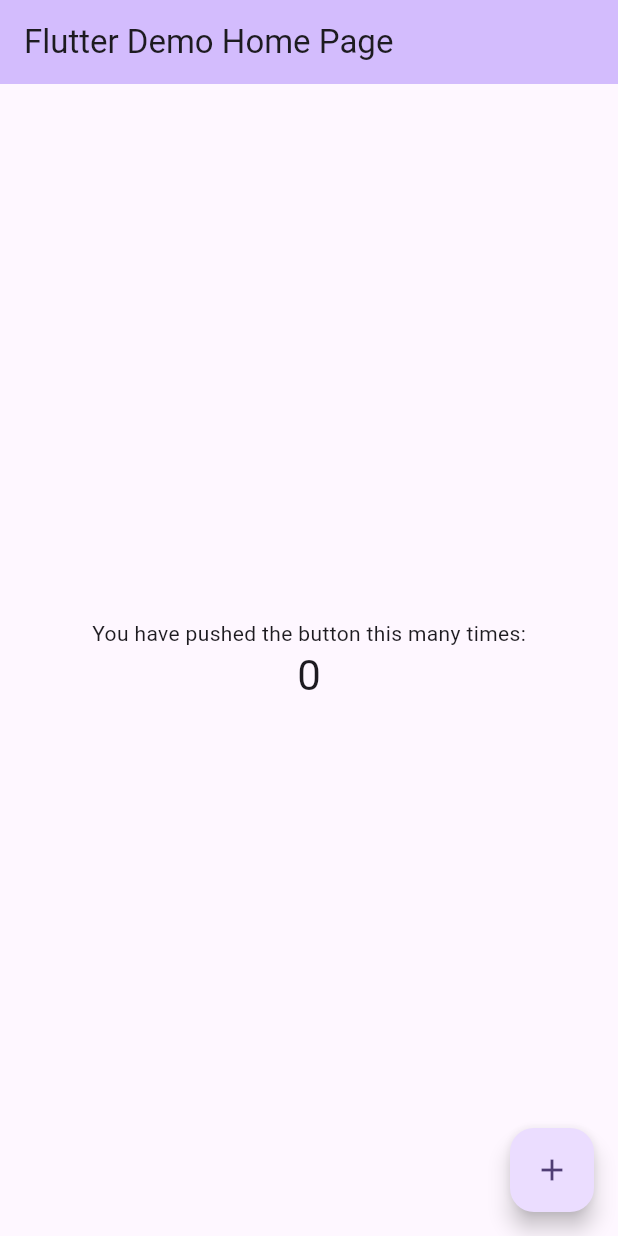
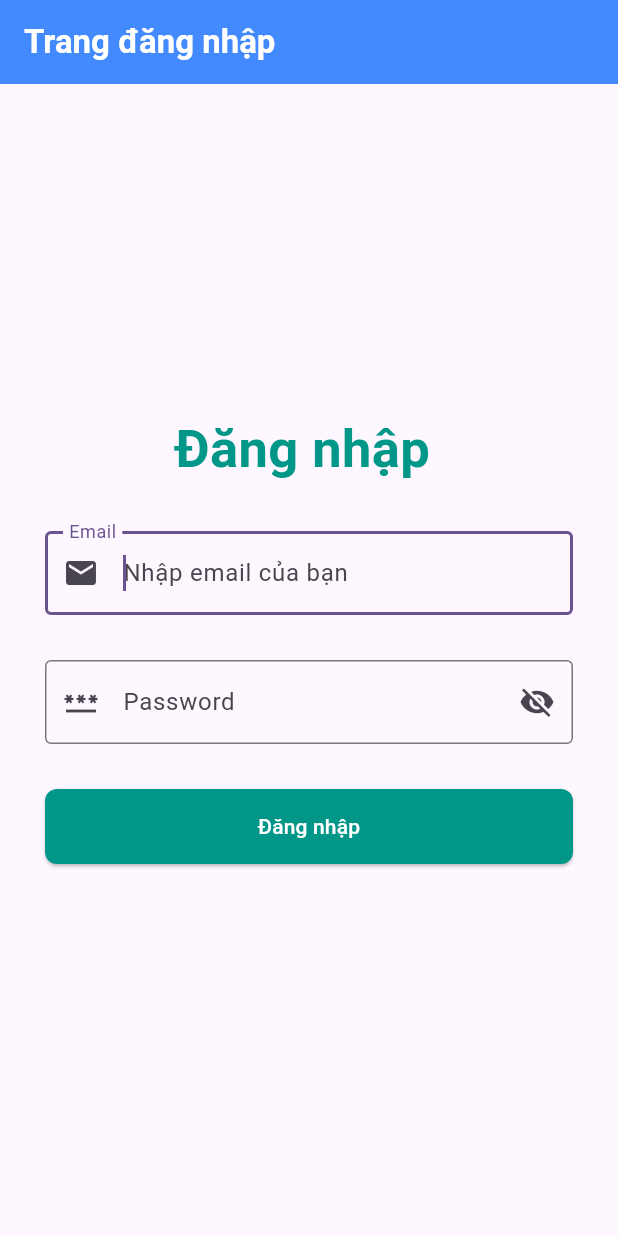
Before and after one commit to Trongg2203/flutter-school, a Flutter app: the screen it shows after launch, on a phone screen of 412 x 824 dp. Run offline on Flutter 3.47's test engine with Material 3 defaults, Android fonts, the phone set to English and light mode, and no system bars.

Commit message:
finish login

```diff
--- a/lib/main.dart
+++ b/lib/main.dart
@@ -1,4 +1,5 @@
 import 'package:flutter/material.dart';
+import 'package:school/pages/auth/login_screen.dart';
 
 void main() {
   runApp(const MyApp());
@@ -12,6 +13,7 @@ class MyApp extends StatelessWidget {
   Widget build(BuildContext context) {
     return MaterialApp(
       title: 'Flutter Demo',
+      debugShowCheckedModeBanner: false,
       theme: ThemeData(
         // This is the theme of your application.
         //
@@ -30,7 +32,7 @@ class MyApp extends StatelessWidget {
         // tested with just a hot reload.
         colorScheme: ColorScheme.fromSeed(seedColor: Colors.deepPurple),
       ),
-      home: const MyHomePage(title: 'Flutter Demo Home Page'),
+      home: const LoginScreen(),
     );
   }
 }
--- /dev/null
+++ b/lib/pages/auth/login_screen.dart
@@ -0,0 +1,149 @@
+import 'package:flutter/material.dart';
+import 'package:school/pages/defauult/home_screen.dart';
+import 'package:school/utils/string_Helpers.dart';
+
+class LoginScreen extends StatefulWidget {
+  const LoginScreen({super.key});
+
+  @override
+  State<LoginScreen> createState() => _LoginScreenState();
+}
+
+class _LoginScreenState extends State<LoginScreen> {
+  final _formKey = GlobalKey<FormState>();
+  final TextEditingController _emailController = TextEditingController();
+  final TextEditingController _passwordController = TextEditingController();
+  bool _isVisiable = true;
+  bool _autoFocus = true;
+  bool _isLoading = false;
+
+  void _submitForm() async {
+    if (_formKey.currentState != null && _formKey.currentState!.validate()) {
+      setState(() {
+        _isLoading = true;
+      });
+
+      await Future.delayed(Duration(seconds: 2));
+
+      if (_emailController.text == 'admin@gmail.com' &&
+          _passwordController.text == '123456') {
+        ScaffoldMessenger.of(
+          context,
+        ).showSnackBar(SnackBar(content: Text('Đăng nhập thành công!')));
+        Navigator.pushReplacement(
+          context,
+          MaterialPageRoute(builder: (context) => HomeScreen()),
+        );
+      } else {
+        ScaffoldMessenger.of(
+          context,
+        ).showSnackBar(SnackBar(content: Text('Sai tài khoản hoặc mật khẩu!')));
+      }
+
+      setState(() {
+        _isLoading = false;
+      });
+    }
+  }
+
+  @override
+  Widget build(BuildContext context) {
+    return Scaffold(
+      appBar: AppBar(
+        title: Text(
+          'Trang đăng nhập',
+          style: TextStyle(color: Colors.white, fontWeight: FontWeight.w600),
+        ),
+        backgroundColor: Colors.blueAccent,
+      ),
+      body: Column(
+        mainAxisAlignment: MainAxisAlignment.center,
+        crossAxisAlignment: CrossAxisAlignment.center,
+        children: [
+          Text(
+            "Đăng nhập ",
+            style: TextStyle(
+              color: Colors.teal,
+              fontSize: 35,
+              fontWeight: FontWeight.bold,
+            ),
+          ),
+          Padding(
+            padding: const EdgeInsets.symmetric(vertical: 30),
+            child: Form(
+              key: _formKey,
+              child: Column(
+                children: [
+                  Padding(
+                    padding: const EdgeInsets.symmetric(horizontal: 30),
+                    child: TextFormField(
+                      controller: _emailController,
+                      autofocus: _autoFocus,
+                      keyboardType: TextInputType.emailAddress,
+                      decoration: InputDecoration(
+                        labelText: "Email",
+                        hintText: "Nhập email của bạn",
+                        prefixIcon: Icon(Icons.email),
+                        border: OutlineInputBorder(),
+                      ),
+                      validator: StringHelpers.validateEmail,
+                    ),
+                  ),
+                  SizedBox(height: 30),
+                  Padding(
+                    padding: const EdgeInsets.symmetric(horizontal: 30),
+                    child: TextFormField(
+                      controller: _passwordController,
+                      obscureText: _isVisiable,
+                      keyboardType: TextInputType.visiblePassword,
+                      decoration: InputDecoration(
+                        labelText: "Password",
+                        hintText: "Nhập mật khẩu của bạn",
+                        prefixIcon: Icon(Icons.password),
+                        border: OutlineInputBorder(),
+                        suffixIcon: IconButton(
+                          icon: Icon(
+                            _isVisiable
+                                ? Icons.visibility_off
+                                : Icons.visibility,
+                          ),
+                          onPressed: () {
+                            setState(() {
+                              _isVisiable = !_isVisiable;
+                            });
+                          },
+                        ),
+                      ),
+                      validator: StringHelpers.validatePassword,
+                    ),
+                  ),
+                  SizedBox(height: 30),
+                  Padding(
+                    padding: const EdgeInsets.symmetric(horizontal: 30),
+                    child: ElevatedButton(
+                      onPressed: _isLoading ? null : _submitForm,
+                      child:
+                          _isLoading
+                              ? CircularProgressIndicator(color: Colors.white)
+                              : Text(
+                                "Đăng nhập",
+                                style: TextStyle(color: Colors.white),
+                              ),
+                      style: ElevatedButton.styleFrom(
+                        minimumSize: Size(double.infinity, 50),
+                        backgroundColor: Colors.teal,
+                        shape: RoundedRectangleBorder(
+                          borderRadius: BorderRadius.circular(8),
+                        ),
+                      ),
+                    ),
+                  ),
+                ],
+              ),
+            ),
+          ),
+        ],
+      ),
+    );
+  }
+}
--- /dev/null
+++ b/lib/utils/string_helpers.dart
@@ -0,0 +1,21 @@
+class StringHelpers {
+  static String? validateEmail(String? value) {
+    if (value == null || value.isEmpty) {
+      return 'Vui lòng nhập email';
+    }
+    if (!RegExp(r'^[\w-\.]+@([\w-]+\.)+[\w-]{2,4}$').hasMatch(value)) {
+      return 'Email không hợp lệ';
+    }
+    return null;
+  }
+
+  static String? validatePassword(String? value) {
+    if (value == null || value.isEmpty) {
+      return 'Vui lòng nhập mật khẩu';
+    }
+    if (value.length < 6) {
+      return 'Mật khẩu phải có ít nhất 6 ký tự';
+    }
+    return null;
+  }
+}
```
Also changed, not shown: lib/pages/defauult/home_screen.dart (added, +15 -0 lines).
